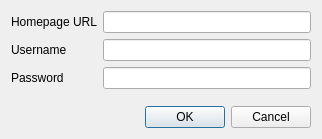
Above: resources/sugarcrm/sugarconfigdialog.ui from KDAB/FatCRM before the change. Below: the same form after it.
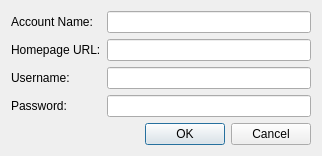
That is the form after the change.

Commit message:
Move account name to account settings, like e.g. the imap resource does.
This removes the need for automatic-ugly-account-names, just let the user name it from the start.

Patch:
```diff
--- a/resources/sugarcrm/sugarconfigdialog.ui
+++ b/resources/sugarcrm/sugarconfigdialog.ui
@@ -7,7 +7,7 @@
     <x>0</x>
     <y>0</y>
     <width>322</width>
-    <height>139</height>
+    <height>151</height>
    </rect>
   </property>
   <property name="windowTitle">
@@ -17,33 +17,43 @@
    <item>
     <layout class="QFormLayout" name="formLayout">
      <item row="0" column="0">
-      <widget class="QLabel" name="label">
+      <widget class="QLabel" name="label_4">
        <property name="text">
-        <string>Homepage URL</string>
+        <string>Account Name:</string>
        </property>
       </widget>
      </item>
      <item row="0" column="1">
-      <widget class="QLineEdit" name="host"/>
+      <widget class="QLineEdit" name="accountName"/>
      </item>
      <item row="1" column="0">
-      <widget class="QLabel" name="label_2">
+      <widget class="QLabel" name="label">
        <property name="text">
-        <string>Username</string>
+        <string>Homepage URL:</string>
        </property>
       </widget>
      </item>
      <item row="1" column="1">
-      <widget class="QLineEdit" name="user"/>
+      <widget class="QLineEdit" name="host"/>
      </item>
      <item row="2" column="0">
-      <widget class="QLabel" name="label_3">
+      <widget class="QLabel" name="label_2">
        <property name="text">
-        <string>Password</string>
+        <string>Username:</string>
        </property>
       </widget>
      </item>
      <item row="2" column="1">
+      <widget class="QLineEdit" name="user"/>
+     </item>
+     <item row="3" column="0">
+      <widget class="QLabel" name="label_3">
+       <property name="text">
+        <string>Password:</string>
+       </property>
+      </widget>
+     </item>
+     <item row="3" column="1">
       <widget class="QLineEdit" name="password">
        <property name="echoMode">
         <enum>QLineEdit::PasswordEchoOnEdit</enum>
```
The commit also changes 13 other files.
